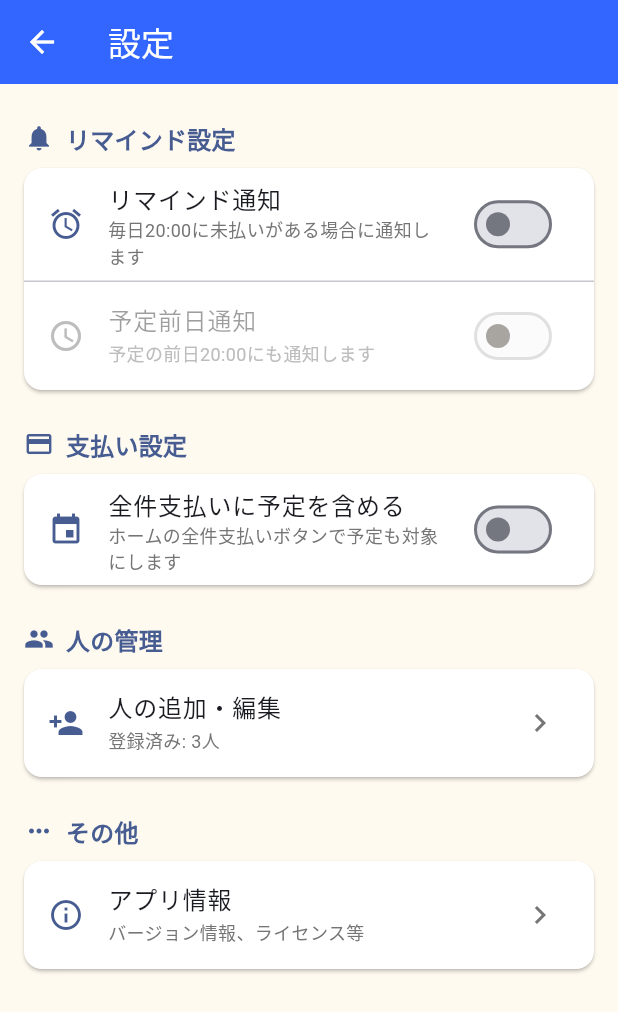
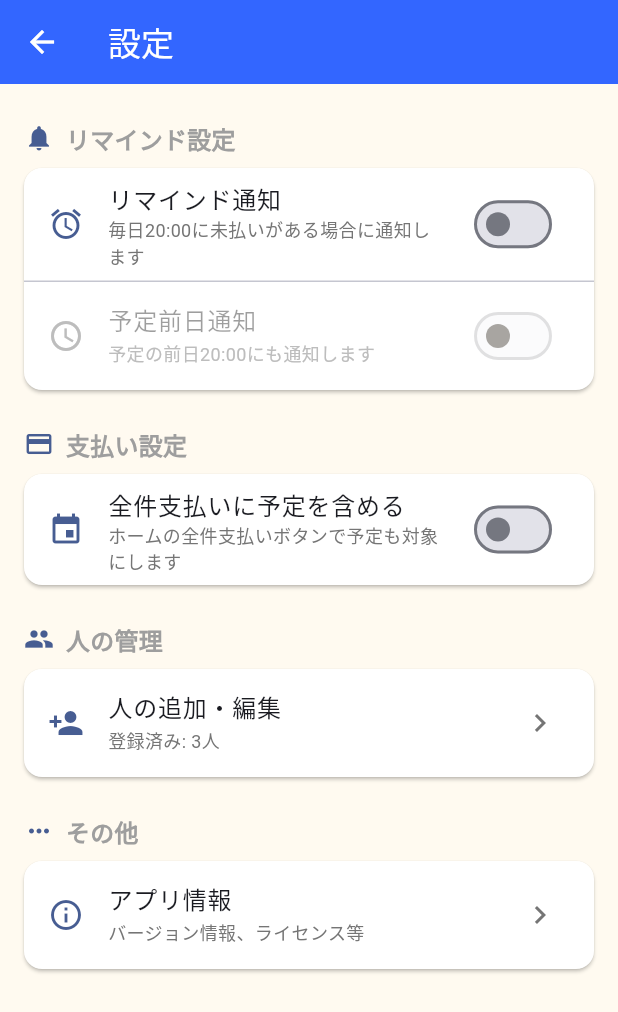
Before and after one commit to N-plus/PaymentCalendar, a Flutter app: the screen it shows after launch, after a tap on the "settings" icon, on a phone screen of 412 x 824 dp. Shown: the top 1012 px of the screen. Run offline on Flutter 3.47's test engine with Material 3 defaults, Android fonts, the phone set to English and light mode, and no system bars; our stand-ins replace flutter_local_notifications, flutter_riverpod, image_picker, timezone.

Commit message:
Adjust settings section title color

```diff
--- a/lib/screens/settings/settings_screen.dart
+++ b/lib/screens/settings/settings_screen.dart
@@ -159,7 +159,7 @@ class _SettingsSection extends StatelessWidget {
                 title,
                 style: Theme.of(context).textTheme.titleMedium?.copyWith(
                       fontWeight: FontWeight.w600,
-                      color: Theme.of(context).colorScheme.primary,
+                      color: const Color(0xFF9E9E9E),
                     ),
               ),
             ],
```
